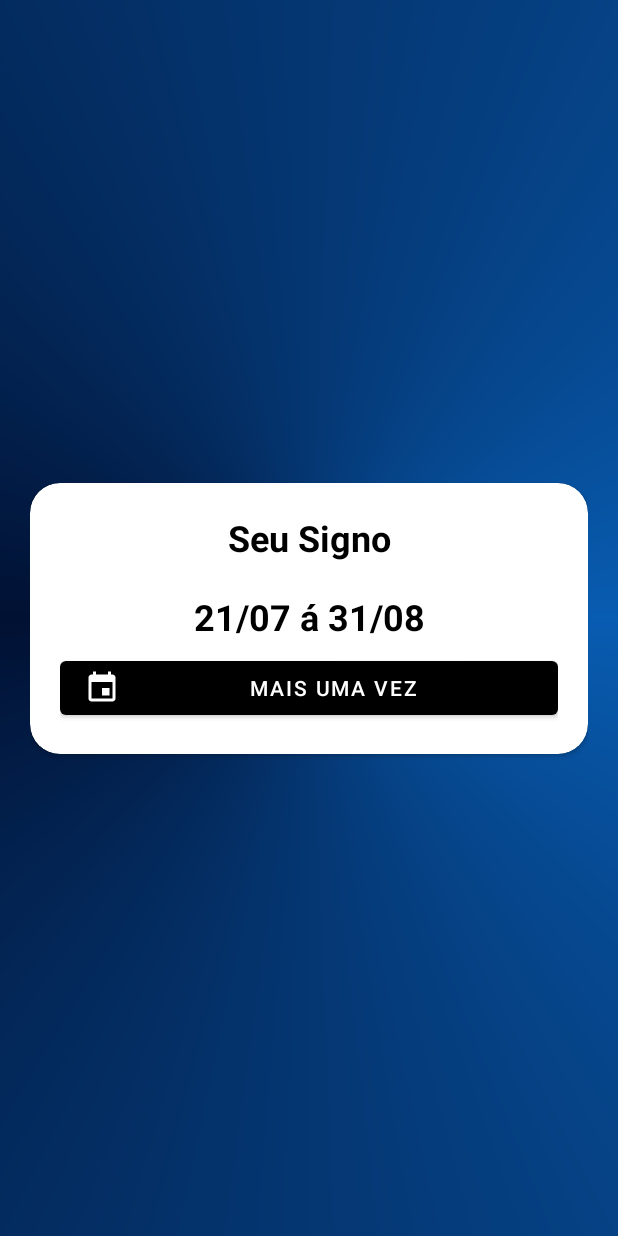
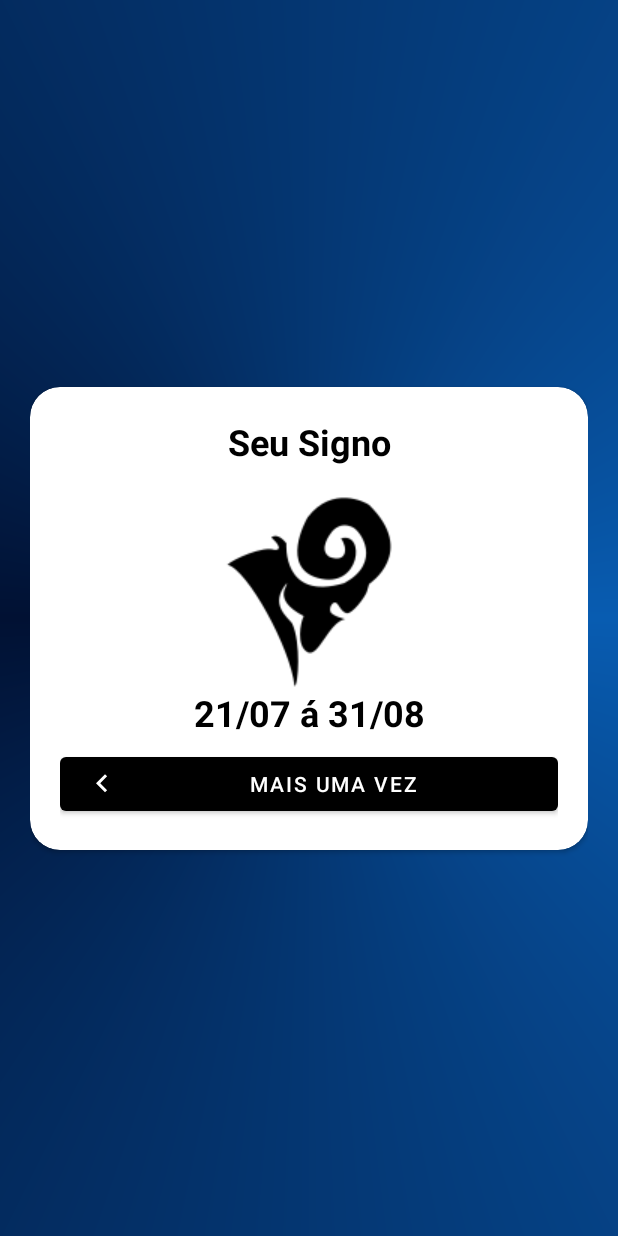
Before and after one commit to Samuel-Ricardo/Who_I_am, an Android app: the signo_screen screen opened directly, with no data from a screen before it, on a phone screen of 412 x 824 dp. Run offline under Robolectric (Android 15) with nearby library versions, the phone set to English and light mode, and no system bars.

Commit message:
Import: Images - signos (drawable)

```diff
--- a/app/src/main/res/layout/activity_signo_screen.xml
+++ b/app/src/main/res/layout/activity_signo_screen.xml
@@ -42,19 +42,18 @@
                 app:layout_constraintStart_toStartOf="parent"
                 app:layout_constraintTop_toTopOf="parent" />
 
-    <androidx.appcompat.widget.AppCompatImageView
+            <ImageView
                 android:id="@+id/img_signo"
                 android:layout_width="wrap_content"
                 android:layout_height="wrap_content"
 
+                android:layout_margin="20dp"
 
 
-        android:layout_margin="20dp"
-
-        app:layout_constraintTop_toBottomOf="@+id/your_signo"
                 app:layout_constraintEnd_toEndOf="parent"
                 app:layout_constraintStart_toStartOf="parent"
-        />
+                app:layout_constraintTop_toBottomOf="@+id/your_signo"
+                app:srcCompat="@drawable/aries" />
 
             <com.google.android.material.textview.MaterialTextView
 
@@ -79,7 +78,7 @@
 
                 app:layout_constraintTop_toBottomOf="@+id/img_signo"
 
-                app:icon="@drawable/ic_event_black_24dp"
+                app:icon="@drawable/ic_arrow_left"
 
                 android:text="@string/more_one"
                 />
```
Also changed, not shown: app/src/main/res/drawable-v24/aquario.png (added), app/src/main/res/drawable-v24/aries.png (added), app/src/main/res/drawable-v24/cancer.png (added), app/src/main/res/drawable-v24/capricornio.png (added), app/src/main/res/drawable-v24/gemeos.png (added), app/src/main/res/drawable-v24/libra.png (added), app/src/main/res/drawable-v24/lion.png (added), app/src/main/res/drawable-v24/peixes.png (added), app/src/main/res/drawable-v24/sagittarius.png (added), app/src/main/res/drawable-v24/scorpion.png (added), app/src/main/res/drawable-v24/taurus.png (added), app/src/main/res/drawable-v24/virgem.png (added). Lines whose indentation alone changed are shown as unchanged.
